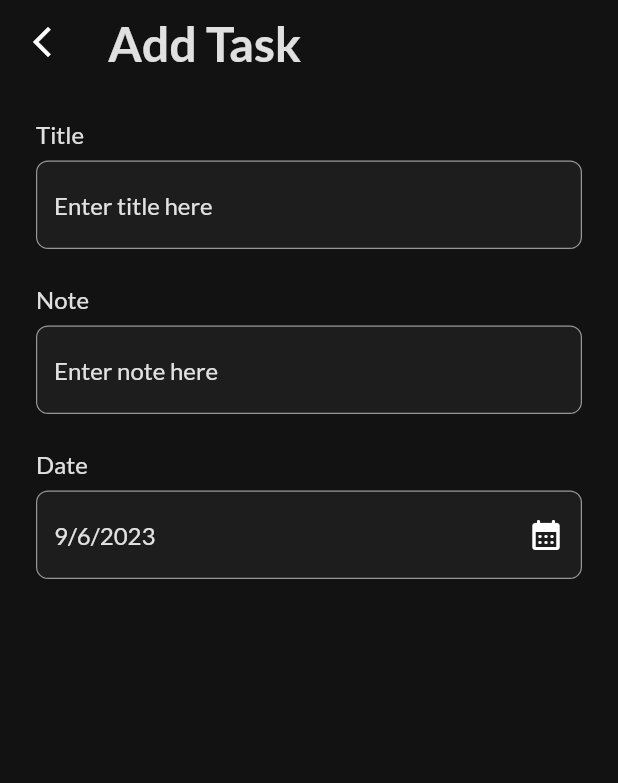
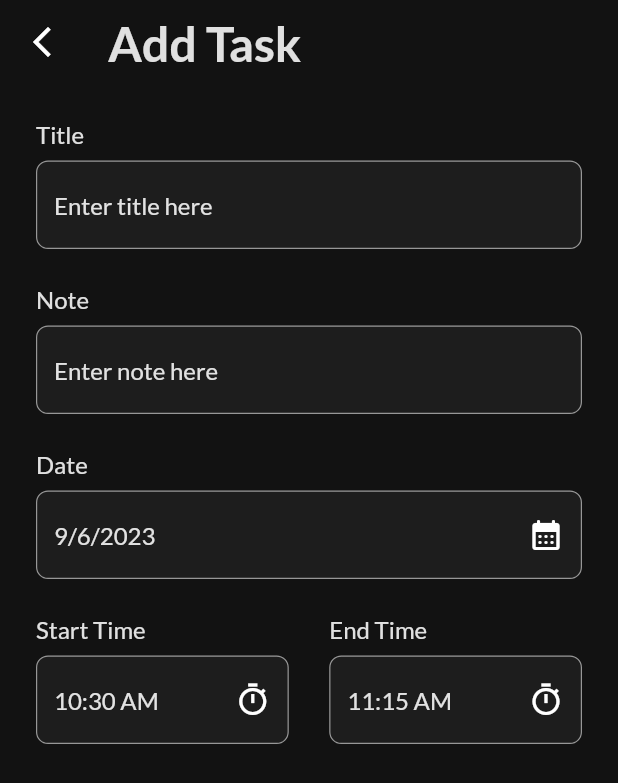
Before and after one commit to eng-muhammedabdulrahman/to_do_app, a Flutter app: the HomeScreen screen opened directly, after a tap on the "add" icon, on a phone screen of 412 x 824 dp. Shown: the top 783 px of the screen. Run offline on Flutter 3.47's test engine with Material 2 defaults, Android fonts, the phone set to English and light mode, and no system bars; our stand-ins replace date_picker_timeline, get_it, google_fonts, shared_preferences, smooth_page_indicator; accounts and stored records are empty.

Commit message:
start&end time task

```diff
--- a/lib/features/task/presentation/screens/add_task_screen/add_task_screen.dart
+++ b/lib/features/task/presentation/screens/add_task_screen/add_task_screen.dart
@@ -17,6 +17,9 @@ class _AddTaskScreenState extends State<AddTaskScreen> {
   TextEditingController noteController = TextEditingController();
 
   DateTime currentDate = DateTime.now();
+  String startTime = DateFormat('hh:mm a').format(DateTime.now());
+  String endTime = DateFormat('hh:mm a')
+      .format(DateTime.now().add(const Duration(minutes: 45)));
 
   @override
   Widget build(BuildContext context) {
@@ -41,20 +44,20 @@ class _AddTaskScreenState extends State<AddTaskScreen> {
         child: Form(
           child: Column(
             children: [
-              // Title
+              //! Title
               AddTaskComponent(
                 controller: titleController,
                 title: AppStrings.title,
                 hintText: AppStrings.titleHint,
               ),
-              // Note
+              //! Note
               const SizedBox(height: 24),
               AddTaskComponent(
                 controller: noteController,
                 title: AppStrings.note,
                 hintText: AppStrings.noteHint,
               ),
-              // Date
+              //! Date
               const SizedBox(height: 24),
               AddTaskComponent(
                 title: AppStrings.date,
@@ -68,13 +71,80 @@ class _AddTaskScreenState extends State<AddTaskScreen> {
                       lastDate: DateTime(2030),
                     );
                     setState(() {
-                      currentDate = pickedDate!;
+                      if (pickedDate != null) {
+                        currentDate = pickedDate;
+                      } else {
+                        print('pickedDate == null');
+                      }
                     });
                   },
                   icon: const Icon(Icons.calendar_month_rounded),
                   color: AppColors.white,
                 ),
                 readOnly: true,
+              ),
+              const SizedBox(height: 24),
+              //! Start - End Time
+              Row(
+                children: [
+                  // Start
+                  Expanded(
+                    child: AddTaskComponent(
+                      title: AppStrings.startTime,
+                      hintText: startTime,
+                      suffixIcon: IconButton(
+                        onPressed: () async {
+                          TimeOfDay? pickedStartTime = await showTimePicker(
+                            context: context,
+                            initialTime: TimeOfDay.fromDateTime(
+                              DateTime.now(),
+                            ),
+                          );
+                          if (pickedStartTime != null) {
+                            setState(
+                              () {
+                                startTime = pickedStartTime.format(context);
+                              },
+                            );
+                          } else {
+                            print('pickedStartTime == null');
+                          }
+                        },
+                        icon: const Icon(Icons.timer_outlined),
+                        color: AppColors.white,
+                      ),
+                    ),
+                  ),
+                  const SizedBox(width: 27),
+                  // End
+                  Expanded(
+                    child: AddTaskComponent(
+                      title: AppStrings.endTime,
+                      hintText: endTime,
+                      suffixIcon: IconButton(
+                        onPressed: () async {
+                          TimeOfDay? pickedStartTime = await showTimePicker(
+                            context: context,
+                            initialTime: TimeOfDay.fromDateTime(
+                              DateTime.now(),
+                            ),
+                          );
+                          if (pickedStartTime != null) {
+                            setState(
+                              () {
+                                startTime = pickedStartTime.format(context);
+                              },
+                            );
+                          } else {
+                            print('pickedStartTime == null');
+                          }
+                        },
+                        icon: const Icon(Icons.timer_outlined),
+                        color: AppColors.white,
+                      ),
+                    ),
+                  ),
+                ],
               ),
             ],
           ),
--- a/lib/features/task/presentation/screens/home_screen/home_screen.dart
+++ b/lib/features/task/presentation/screens/home_screen/home_screen.dart
@@ -13,7 +13,8 @@ class HomeScreen extends StatelessWidget {
 
   @override
   Widget build(BuildContext context) {
-    return Scaffold(
+    return SafeArea(
+      child: Scaffold(
         body: Padding(
           padding: const EdgeInsets.all(24),
           child: Column(
@@ -119,6 +120,7 @@ class HomeScreen extends StatelessWidget {
           backgroundColor: AppColors.primary,
           child: const Icon(Icons.add),
         ),
+      ),
     );
   }
 
```
Lines whose indentation alone changed are shown as unchanged.
